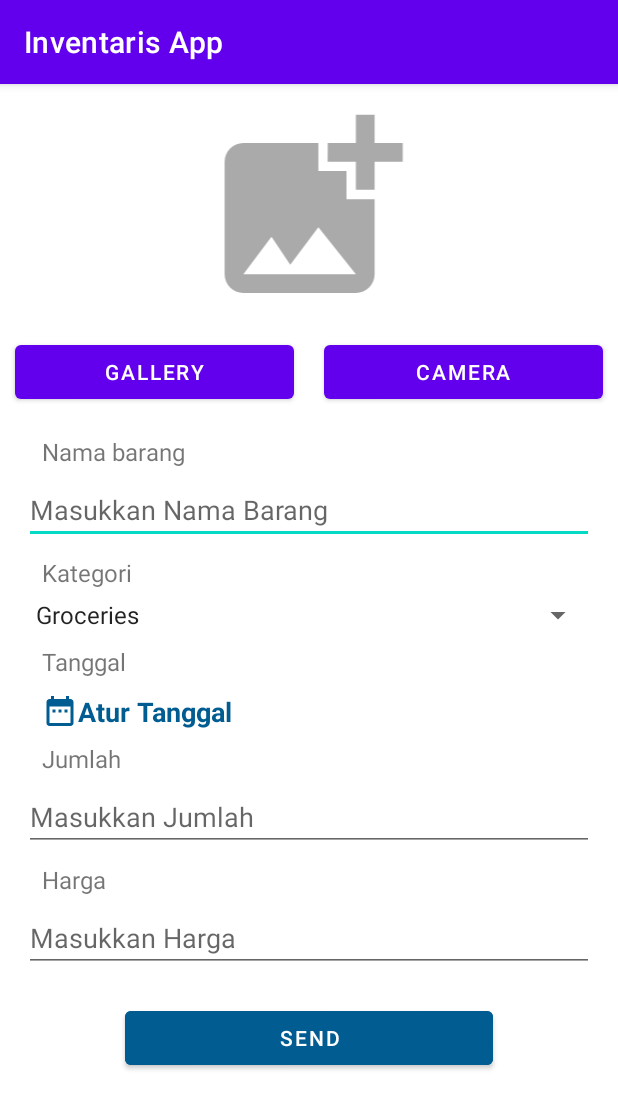
After one commit to xryar/Inventaris-App, an Android app: the UploadActivity screen opened directly, with no data from a screen before it, on a phone screen of 412 x 824 dp. The commit adds this screen. Shown: the top 1109 px of the screen. Run offline under Robolectric (Android 15) with nearby library versions, the phone set to English and light mode, and no system bars; pictures from the network do not load.

Commit message:
create Upload data form(still error)

```diff
--- a/app/src/main/java/com/example/inventarisapp/ViewModelFactory.kt
+++ b/app/src/main/java/com/example/inventarisapp/ViewModelFactory.kt
@@ -8,6 +8,7 @@ import com.example.inventarisapp.authentication.register.RegisterViewModel
 import com.example.inventarisapp.data.UserRepository
 import com.example.inventarisapp.data.di.Injection
 import com.example.inventarisapp.ui.home.HomeViewModel
+import com.example.inventarisapp.ui.upload.UploadViewModel
 
 class ViewModelFactory(private val repository: UserRepository):
 ViewModelProvider.NewInstanceFactory(){
@@ -26,6 +27,9 @@ ViewModelProvider.NewInstanceFactory(){
             }
             modelClass.isAssignableFrom(HomeViewModel::class.java) ->{
                 HomeViewModel(repository) as T
+            }
+            modelClass.isAssignableFrom(UploadViewModel::class.java) -> {
+                UploadViewModel() as T
             }
             else -> throw IllegalArgumentException("Unknown viewModel Class: " +modelClass.name)
         }
--- a/app/src/main/java/com/example/inventarisapp/ui/home/HomeFragment.kt
+++ b/app/src/main/java/com/example/inventarisapp/ui/home/HomeFragment.kt
@@ -1,5 +1,6 @@
 package com.example.inventarisapp.ui.home
 
+import android.content.Intent
 import android.os.Bundle
 import android.util.Log
 import android.view.LayoutInflater
@@ -14,6 +15,7 @@ import com.example.inventarisapp.authentication.login.TokenSession
 import com.example.inventarisapp.ui.customdialog.CustomDialogFragment
 import com.example.inventarisapp.databinding.FragmentHomeBinding
 import com.example.inventarisapp.ui.adapter.HistoryAdapter
+import com.example.inventarisapp.ui.upload.UploadActivity
 
 class HomeFragment : Fragment() {
 
@@ -32,7 +34,8 @@ class HomeFragment : Fragment() {
         binding = FragmentHomeBinding.inflate(layoutInflater, container, false)
 
         binding.btnAddProduct.setOnClickListener {
-            showDialog(" ", true)
+            val intent = Intent(requireContext(), UploadActivity::class.java)
+            requireActivity().startActivity(intent)
         }
 
         viewModel.getSession().observe(viewLifecycleOwner) { user ->
--- /dev/null
+++ b/app/src/main/java/com/example/inventarisapp/ui/upload/UploadActivity.kt
@@ -0,0 +1,165 @@
+package com.example.inventarisapp.ui.upload
+
+import android.app.AlertDialog
+import android.app.DatePickerDialog
+import android.content.Intent
+import android.icu.util.Calendar
+import android.net.Uri
+import android.os.Bundle
+import android.util.Log
+import android.view.View
+import android.widget.ArrayAdapter
+import androidx.activity.result.PickVisualMediaRequest
+import androidx.activity.result.contract.ActivityResultContracts
+import androidx.activity.viewModels
+import androidx.appcompat.app.AppCompatActivity
+import androidx.lifecycle.viewmodel.viewModelFactory
+import com.example.inventarisapp.ViewModelFactory
+import com.example.inventarisapp.authentication.login.TokenSession
+import com.example.inventarisapp.databinding.ActivityUploadBinding
+import com.example.inventarisapp.ui.home.HomeFragment
+import com.example.inventarisapp.utils.getImageUri
+import com.example.inventarisapp.utils.reduceFileImage
+import com.example.inventarisapp.utils.uriToFile
+import okhttp3.MediaType.Companion.toMediaType
+import okhttp3.MultipartBody
+import okhttp3.RequestBody.Companion.asRequestBody
+import okhttp3.RequestBody.Companion.toRequestBody
+
+class UploadActivity : AppCompatActivity() {
+
+    private lateinit var binding: ActivityUploadBinding
+    private val viewModel by viewModels<UploadViewModel>{
+        ViewModelFactory.getInstance(this)
+    }
+    private var currentImageUri: Uri? = null
+    private var selectedDate: String? = null
+
+    override fun onCreate(savedInstanceState: Bundle?) {
+        super.onCreate(savedInstanceState)
+        binding = ActivityUploadBinding.inflate(layoutInflater)
+        setContentView(binding.root)
+
+        val categoryList = listOf(
+            "Groceries", "Food", "Utilities", "Shopping",
+            "Transportation", "Mobile Phone", "Rent", "Entertainment",
+            "Health", "Other"
+        )
+
+        val adapter = ArrayAdapter(this, android.R.layout.simple_spinner_item, categoryList)
+        adapter.setDropDownViewResource(android.R.layout.simple_spinner_dropdown_item)
+        binding.spCategory.adapter = adapter
+
+        binding.labelDate.setOnClickListener { showDatePickerDialog() }
+
+        binding.galleryButton.setOnClickListener { startGallery() }
+        binding.cameraButton.setOnClickListener { startCamera() }
+        binding.btnSave.setOnClickListener { uploadData() }
+
+    }
+
+    private fun startGallery() {
+        launcherGallery.launch(PickVisualMediaRequest(ActivityResultContracts.PickVisualMedia.ImageOnly))
+    }
+
+    private val  launcherGallery = registerForActivityResult(
+        ActivityResultContracts.PickVisualMedia()
+    ) { uri: Uri? ->
+        if (uri != null) {
+            currentImageUri = uri
+            showImage()
+        } else {
+            Log.d("Photo Picker", "No media Selected")
+        }
+    }
+
+    private fun startCamera() {
+        currentImageUri = getImageUri(this)
+        launcherIntentCamera.launch(currentImageUri!!)
+    }
+
+    private val launcherIntentCamera = registerForActivityResult(
+        ActivityResultContracts.TakePicture()
+    ) { isSuccess ->
+        if (isSuccess) {
+            showImage()
+        }
+    }
+
+    private fun uploadData() {
+        currentImageUri?.let { uri ->
+            val imageFile = uriToFile(uri, this).reduceFileImage()
+            val selectedCategory = binding.spCategory.selectedItem.toString()
+            Log.d("Image File", "showImage: ${imageFile.path}")
+
+            val tokenSession = TokenSession(this)
+            val token = tokenSession.passToken().toString()
+
+            val requestImageFile = imageFile.asRequestBody("image/jpeg".toMediaType())
+            val multipartBody = MultipartBody.Part.createFormData(
+                "photo",
+                imageFile.name,
+                requestImageFile
+            )
+
+            val productName = binding.edTitle.text.toString().toRequestBody("text/plain".toMediaType())
+            val category = selectedCategory.toRequestBody("text/plain".toMediaType())
+            val quantity = binding.edQuantity.text.toString().toRequestBody("text/plain".toMediaType())
+            val price = binding.edPrice.text.toString().toRequestBody("text/plain".toMediaType())
+            val date = selectedDate.toString().toRequestBody("text/plain".toMediaType())
+
+            showLoading(true)
+            viewModel.uploadData(
+                "Bearer $token",
+                multipartBody,
+                productName,
+                category,
+                quantity,
+                price,
+                date
+            )
+            viewModel._uploadData.observe(this) {
+                showLoading(false)
+                AlertDialog.Builder(this).apply {
+                    setTitle("Yeah!")
+                    setMessage("Anda berhasil upload")
+                    setPositiveButton("Kembali") { _, _ ->
+                        val intent = Intent(context, HomeFragment::class.java)
+                        intent.flags = Intent.FLAG_ACTIVITY_CLEAR_TASK or Intent.FLAG_ACTIVITY_NEW_TASK
+                        startActivity(intent)
+                        finish()
+                    }
+                    create()
+                    show()
+                }
+            }
+        }
+    }
+
+    private fun showImage() {
+        currentImageUri?.let {
+            Log.d("Image URI", "showImage: $it")
+            binding.previewImage.setImageURI(it)
+        }
+    }
+
+    private fun showDatePickerDialog() {
+        val calendar = Calendar.getInstance()
+        val year = calendar.get(Calendar.YEAR)
+        val month = calendar.get(Calendar.MONTH)
+        val day = calendar.get(Calendar.DAY_OF_MONTH)
+
+        val datePickerDialog =
+            DatePickerDialog(this, { _, selectedYear, selectedMonth, selectedDay ->
+            val selectedDate = String.format("%04d-%02d-%02d", selectedYear, selectedMonth + 1, selectedDay)
+            binding.textDate.text = selectedDate
+        }, year, month, day)
+
+        datePickerDialog.show()
+    }
+
+    private fun showLoading(isLoading: Boolean){
+        binding.progressBar.visibility = if (isLoading) View.VISIBLE else View.GONE
+    }
+
+}
--- /dev/null
+++ b/app/src/main/res/drawable/ic_place_holder.xml
@@ -0,0 +1,5 @@
+<vector xmlns:android="http://schemas.android.com/apk/res/android" android:height="24dp" android:tint="@android:color/darker_gray" android:viewportHeight="24" android:viewportWidth="24" android:width="24dp">
+
+    <path android:fillColor="@android:color/darker_gray" android:pathData="M19,7v2.99s-1.99,0.01 -2,0L17,7h-3s0.01,-1.99 0,-2h3L17,2h2v3h3v2h-3zM16,11L16,8h-3L13,5L5,5c-1.1,0 -2,0.9 -2,2v12c0,1.1 0.9,2 2,2h12c1.1,0 2,-0.9 2,-2v-8h-3zM5,19l3,-4 2,3 3,-4 4,5L5,19z"/>
+
+</vector>
--- /dev/null
+++ b/app/src/main/res/layout/activity_upload.xml
@@ -0,0 +1,203 @@
+<?xml version="1.0" encoding="utf-8"?>
+<androidx.constraintlayout.widget.ConstraintLayout xmlns:android="http://schemas.android.com/apk/res/android"
+    xmlns:app="http://schemas.android.com/apk/res-auto"
+    xmlns:tools="http://schemas.android.com/tools"
+    android:id="@+id/main"
+    android:layout_width="match_parent"
+    android:layout_height="match_parent"
+    tools:context=".ui.upload.UploadActivity">
+
+    <ImageView
+        android:id="@+id/previewImage"
+        android:layout_width="match_parent"
+        android:layout_height="150dp"
+        android:layout_margin="8dp"
+        app:layout_constraintStart_toStartOf="parent"
+        app:layout_constraintEnd_toEndOf="parent"
+        app:layout_constraintTop_toTopOf="parent"
+        app:srcCompat="@drawable/ic_place_holder" />
+
+    <Button
+        android:id="@+id/cameraButton"
+        android:layout_width="0dp"
+        android:layout_height="wrap_content"
+        android:layout_margin="10dp"
+        android:text="Camera"
+        app:layout_constraintEnd_toEndOf="parent"
+        app:layout_constraintStart_toEndOf="@id/galleryButton"
+        app:layout_constraintTop_toBottomOf="@id/previewImage"
+        app:layout_constraintHorizontal_bias="0.5"/>
+
+    <Button
+        android:id="@+id/galleryButton"
+        android:layout_width="0dp"
+        android:layout_height="wrap_content"
+        android:layout_margin="10dp"
+        android:elevation="2dp"
+        android:scaleType="fitCenter"
+        android:text="Gallery"
+        app:layout_constraintEnd_toStartOf="@+id/cameraButton"
+        app:layout_constraintHorizontal_bias="0.5"
+        app:layout_constraintStart_toStartOf="parent"
+        app:layout_constraintTop_toBottomOf="@id/previewImage" />
+
+    <TextView
+        android:id="@+id/tv_title"
+        android:layout_width="wrap_content"
+        android:layout_height="wrap_content"
+        android:text="Nama barang"
+        android:textSize="16sp"
+        android:layout_marginStart="28dp"
+        android:layout_marginTop="18dp"
+        app:layout_constraintStart_toStartOf="parent"
+        app:layout_constraintTop_toBottomOf="@id/galleryButton"/>
+
+    <com.google.android.material.textfield.TextInputEditText
+        android:id="@+id/ed_title"
+        android:layout_width="match_parent"
+        android:layout_height="wrap_content"
+        android:layout_marginTop="5dp"
+        android:inputType="text"
+        android:ems="10"
+        android:hint="Masukkan Nama Barang"
+        android:layout_marginStart="16dp"
+        android:layout_marginEnd="16dp"
+        app:layout_constraintStart_toStartOf="parent"
+        app:layout_constraintEnd_toEndOf="parent"
+        app:layout_constraintTop_toBottomOf="@id/tv_title"/>
+
+    <TextView
+        android:id="@+id/tv_category"
+        android:layout_width="wrap_content"
+        android:layout_height="wrap_content"
+        android:text="Kategori"
+        android:textSize="16sp"
+        android:layout_marginStart="28dp"
+        android:layout_marginTop="8dp"
+        app:layout_constraintStart_toStartOf="parent"
+        app:layout_constraintTop_toBottomOf="@id/ed_title"/>
+
+    <Spinner
+        android:id="@+id/sp_category"
+        android:layout_width="match_parent"
+        android:layout_height="wrap_content"
+        android:layout_marginTop="5dp"
+        android:inputType="text"
+        android:layout_marginStart="16dp"
+        android:layout_marginEnd="16dp"
+        app:layout_constraintStart_toStartOf="parent"
+        app:layout_constraintEnd_toEndOf="parent"
+        app:layout_constraintTop_toBottomOf="@id/tv_category"/>
+
+    <TextView
+        android:id="@+id/tv_date"
+        android:layout_width="wrap_content"
+        android:layout_height="wrap_content"
+        android:text="Tanggal"
+        android:textSize="16sp"
+        android:layout_marginStart="28dp"
+        android:layout_marginTop="8dp"
+        app:layout_constraintStart_toStartOf="parent"
+        app:layout_constraintTop_toBottomOf="@id/sp_category"/>
+
+    <TextView
+        android:id="@+id/label_date"
+        android:layout_width="wrap_content"
+        android:layout_height="wrap_content"
+        android:layout_marginTop="10dp"
+        android:text="Atur Tanggal"
+        android:textColor="@color/blue"
+        android:textStyle="bold"
+        android:textSize="18sp"
+        android:gravity="start|center"
+        android:layout_marginStart="28dp"
+        app:drawableStartCompat="@drawable/ic_date"
+        app:drawableTint="@color/blue"
+        app:layout_constraintStart_toStartOf="parent"
+        app:layout_constraintTop_toBottomOf="@id/tv_date"/>
+
+    <TextView
+        android:id="@+id/text_date"
+        android:layout_width="wrap_content"
+        android:layout_height="wrap_content"
+        android:layout_marginTop="10dp"
+        android:textSize="18sp"
+        app:layout_constraintEnd_toEndOf="parent"
+        android:layout_marginEnd="22dp"
+        app:layout_constraintTop_toBottomOf="@id/tv_date" />
+
+    <TextView
+        android:id="@+id/tv_quantity"
+        android:layout_width="wrap_content"
+        android:layout_height="wrap_content"
+        android:text="Jumlah"
+        android:textSize="16sp"
+        android:layout_marginStart="28dp"
+        android:layout_marginTop="8dp"
+        app:layout_constraintStart_toStartOf="parent"
+        app:layout_constraintTop_toBottomOf="@id/text_date"/>
+
+    <com.google.android.material.textfield.TextInputEditText
+        android:id="@+id/ed_quantity"
+        android:layout_width="match_parent"
+        android:layout_height="wrap_content"
+        android:layout_marginTop="5dp"
+        android:inputType="number"
+        android:ems="10"
+        android:hint="Masukkan Jumlah"
+        android:layout_marginStart="16dp"
+        android:layout_marginEnd="16dp"
+        app:layout_constraintStart_toStartOf="parent"
+        app:layout_constraintEnd_toEndOf="parent"
+        app:layout_constraintTop_toBottomOf="@id/tv_quantity"/>
+
+    <TextView
+        android:id="@+id/tv_price"
+        android:layout_width="wrap_content"
+        android:layout_height="wrap_content"
+        android:text="Harga"
+        android:textSize="16sp"
+        android:layout_marginStart="28dp"
+        android:layout_marginTop="8dp"
+        app:layout_constraintStart_toStartOf="parent"
+        app:layout_constraintTop_toBottomOf="@id/ed_quantity"/>
+
+    <com.google.android.material.textfield.TextInputEditText
+        android:id="@+id/ed_price"
+        android:layout_width="match_parent"
+        android:layout_height="wrap_content"
+        android:layout_marginTop="5dp"
+        android:inputType="number"
+        android:ems="10"
+        android:hint="Masukkan Harga"
+        android:layout_marginStart="16dp"
+        android:layout_marginEnd="16dp"
+        app:layout_constraintStart_toStartOf="parent"
+        app:layout_constraintEnd_toEndOf="parent"
+        app:layout_constraintTop_toBottomOf="@id/tv_price"/>
+
+
+    <Button
+        android:id="@+id/btn_save"
+        android:layout_width="245dp"
+        android:layout_height="wrap_content"
+        android:text="SEND"
+        android:layout_marginTop="20dp"
+        android:textColor="@color/white"
+        android:backgroundTint="@color/blue"
+        app:layout_constraintStart_toStartOf="parent"
+        app:layout_constraintEnd_toEndOf="parent"
+        app:layout_constraintTop_toBottomOf="@id/ed_price" />
+
+    <ProgressBar
+        android:id="@+id/progressBar"
+        android:layout_width="match_parent"
+        android:layout_height="wrap_content"
+        android:visibility="gone"
+        app:layout_constraintStart_toStartOf="parent"
+        app:layout_constraintEnd_toEndOf="parent"
+        app:layout_constraintTop_toTopOf="parent"
+        app:layout_constraintBottom_toBottomOf="parent"/>
+
+
+</androidx.constraintlayout.widget.ConstraintLayout>
```
Also changed, not shown: app/src/main/AndroidManifest.xml (+12 -9 lines), app/src/main/java/com/example/inventarisapp/data/api/ApiService.kt (+18 -0 lines), app/src/main/java/com/example/inventarisapp/data/response/UploadResponse.kt (added, +42 -0 lines), app/src/main/java/com/example/inventarisapp/ui/upload/UploadViewModel.kt (added, +57 -0 lines), app/src/main/java/com/example/inventarisapp/utils/ImageUtils.kt (added, +107 -0 lines).
